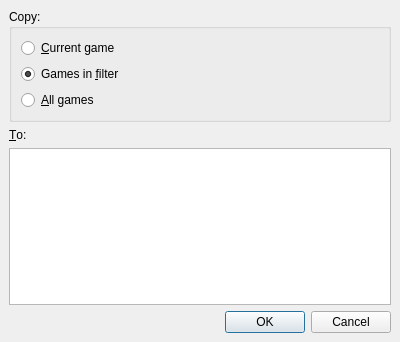
Old version of the form src/gui/copydialog.ui in the repository madnight/chessx.
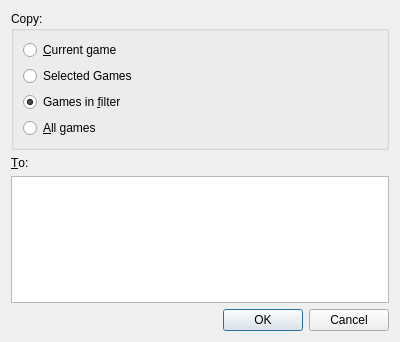
New version of the form.

Commit message: New feature: Multi-Selection in the game list

Diff of the .ui file:
```diff
--- a/src/gui/copydialog.ui
+++ b/src/gui/copydialog.ui
@@ -12,25 +12,13 @@
   <property name="windowTitle" >
    <string>Copy Games</string>
   </property>
-  <layout class="QGridLayout" >
-   <property name="margin" >
-    <number>9</number>
-   </property>
-   <property name="spacing" >
-    <number>6</number>
-   </property>
-   <item row="0" column="0" >
-    <widget class="QGroupBox" name="groupBox" >
-     <property name="title" >
+  <layout class="QGridLayout">
+   <item row="0" column="0">
+    <widget class="QGroupBox" name="groupBox">
+     <property name="title">
       <string>Copy:</string>
      </property>
-     <layout class="QVBoxLayout" >
-      <property name="margin" >
-       <number>9</number>
-      </property>
-      <property name="spacing" >
-       <number>6</number>
-      </property>
+     <layout class="QVBoxLayout">
       <item>
        <widget class="QRadioButton" name="singleButton" >
         <property name="text" >
@@ -39,8 +27,15 @@
        </widget>
       </item>
       <item>
-       <widget class="QRadioButton" name="filterButton" >
-        <property name="text" >
+       <widget class="QRadioButton" name="selectedButton">
+        <property name="text">
+         <string>Selected Games</string>
+        </property>
+       </widget>
+      </item>
+      <item>
+       <widget class="QRadioButton" name="filterButton">
+        <property name="text">
          <string>Games in &amp;filter</string>
         </property>
         <property name="checked" >
@@ -76,8 +71,8 @@
      <property name="orientation" >
       <enum>Qt::Horizontal</enum>
      </property>
-     <property name="standardButtons" >
-      <set>QDialogButtonBox::Cancel|QDialogButtonBox::NoButton|QDialogButtonBox::Ok</set>
+     <property name="standardButtons">
+      <set>QDialogButtonBox::Cancel|QDialogButtonBox::Ok</set>
      </property>
     </widget>
    </item>
```
Left out of the diff: 45 changed lines with no effect on the pictures. The commit also changes 13 other files.
